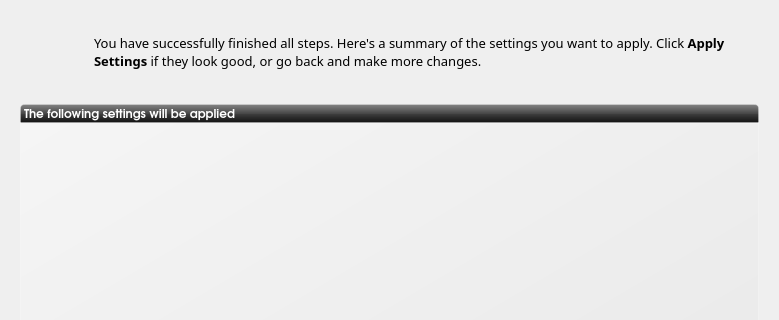
Before: the Qt Designer form ui/ui_scrSummary.ui in rshipp/kapudan, drawn with Qt 5; both pictures show x 0 to 779 and y 0 to 320 of the 779 by 580 pixel window.
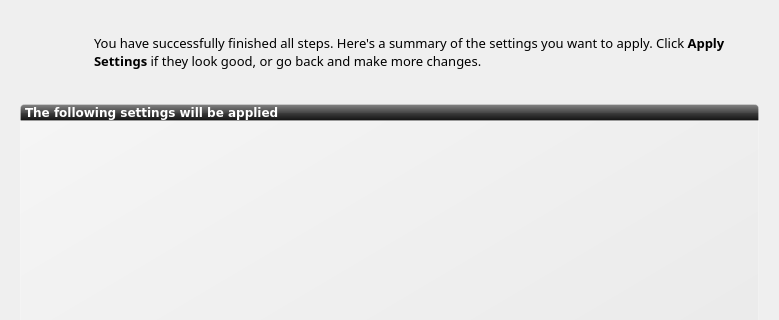
After: the same form once the commit is applied. Icons and pictures are not drawn.

```diff
--- a/ui/ui_scrSummary.ui
+++ b/ui/ui_scrSummary.ui
@@ -71,7 +71,7 @@
     <widget class="QLabel" name="label">
      <property name="font">
       <font>
-       <family>URW Gothic L</family>
+       <family>DejaVu Sans</family>
        <pointsize>9</pointsize>
        <weight>75</weight>
        <bold>true</bold>
```
